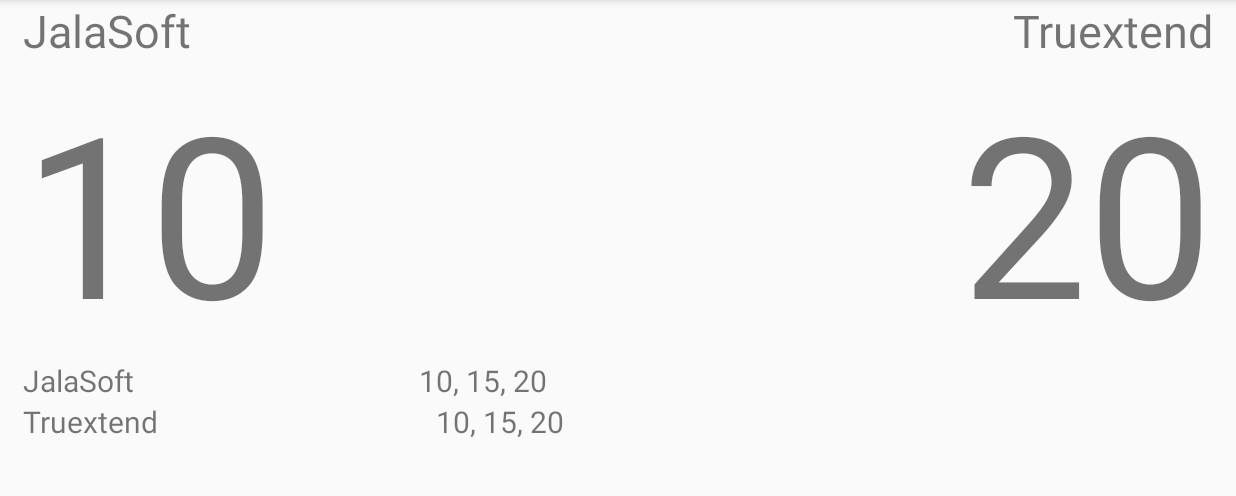
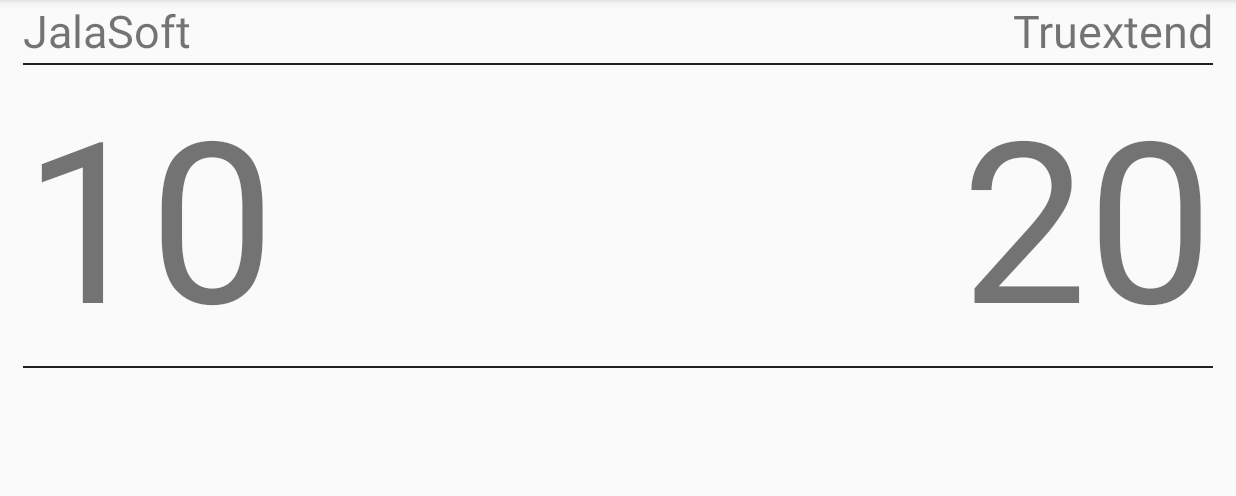
Before and after one commit to xjkwak/wallyapp, an Android app: the ScoreboardActivity screen opened directly, with no data from a screen before it, on a phone screen of 824 x 412 dp (held sideways), the part 72-568 px from its top. Run offline under Robolectric (Android 15) with nearby library versions, the phone set to English and light mode, and no system bars; our stand-ins replace Firebase (no records; nobody signed in at launch, a user with empty details on screens opened directly); network calls fail; 3 statements that could not run were skipped.

Commit message:
Add textView dynamically

```diff
--- a/app/src/main/res/layout/activity_scoreboard.xml
+++ b/app/src/main/res/layout/activity_scoreboard.xml
@@ -14,7 +14,8 @@
         android:layout_height="wrap_content"
         android:layout_alignParentLeft="true"
         android:layout_alignParentTop="true"
-        android:layout_alignParentRight="true">
+        android:layout_alignParentRight="true"
+        android:orientation="horizontal">
 
         <TextView
             android:id="@+id/nameA"
@@ -34,13 +35,20 @@
             android:textAlignment="textEnd" />
 
     </LinearLayout>
+    <View
+        android:layout_width="match_parent"
+        android:layout_height="1dp"
+        android:layout_gravity="center"
+        android:layout_marginTop="1sp"
+        android:background="@color/primary_text" />
 
     <LinearLayout
         android:layout_width="match_parent"
         android:layout_height="wrap_content"
         android:layout_alignParentLeft="true"
         android:layout_alignParentTop="true"
-        android:layout_alignParentRight="true">
+        android:layout_alignParentRight="true"
+        android:orientation="horizontal">
 
         <TextView
             android:id="@+id/setScoreA"
@@ -60,7 +68,12 @@
             android:textAlignment="textEnd" />
 
     </LinearLayout>
-
+    <View
+        android:layout_width="match_parent"
+        android:layout_height="1dp"
+        android:layout_gravity="center"
+        android:layout_marginTop="1sp"
+        android:background="@color/primary_text" />
     <LinearLayout
         android:layout_width="match_parent"
         android:layout_height="wrap_content"
@@ -70,46 +83,49 @@
         android:orientation="vertical">
 
         <LinearLayout
-            android:layout_width="match_parent"
-            android:layout_height="wrap_content">
+            android:id="@+id/llDetailA"
+            android:layout_width="wrap_content"
+            android:layout_height="wrap_content"
+            android:orientation="horizontal">
 
-            <TextView
+            <!--<TextView
                 android:id="@+id/detailedScoreA"
-                android:layout_width="wrap_content"
+                android:layout_width="140dp"
                 android:layout_height="wrap_content"
                 android:layout_weight="30.0"
                 android:text="JalaSoft"
-                android:textSize="20sp"/>
+                android:textSize="20sp"/>-->
 
-            <TextView
+            <!--<TextView
                 android:id="@+id/detailedScoreASets"
                 android:layout_width="wrap_content"
                 android:layout_height="wrap_content"
                 android:layout_weight="70.0"
                 android:text="10, 15, 20"
-                android:textSize="20sp"/>
+                android:textSize="20sp"/>-->
         </LinearLayout>
 
 
         <LinearLayout
-            android:layout_width="match_parent"
-            android:layout_height="wrap_content">
-
-            <TextView
+            android:id="@+id/llDetailB"
+            android:layout_width="wrap_content"
+            android:layout_height="wrap_content"
+            android:orientation="horizontal">
+            <!--<TextView
                 android:id="@+id/detailedScoreB"
-                android:layout_width="wrap_content"
+                android:layout_width="140dp"
                 android:layout_height="wrap_content"
                 android:layout_weight="30.0"
                 android:text="Truextend"
-                android:textSize="20sp"/>
+                android:textSize="20sp"/>-->
 
-            <TextView
+            <!--<TextView
                 android:id="@+id/detailedScoreBSets"
                 android:layout_width="wrap_content"
                 android:layout_height="wrap_content"
                 android:layout_weight="70.0"
                 android:text="10, 15, 20"
-                android:textSize="20sp"/>
+                android:textSize="20sp"/>-->
         </LinearLayout>
 
     </LinearLayout>
```
Also changed, not shown: app/src/main/java/siliconwally/net/wallyapp/ScoreboardActivity.java (+53 -8 lines).
